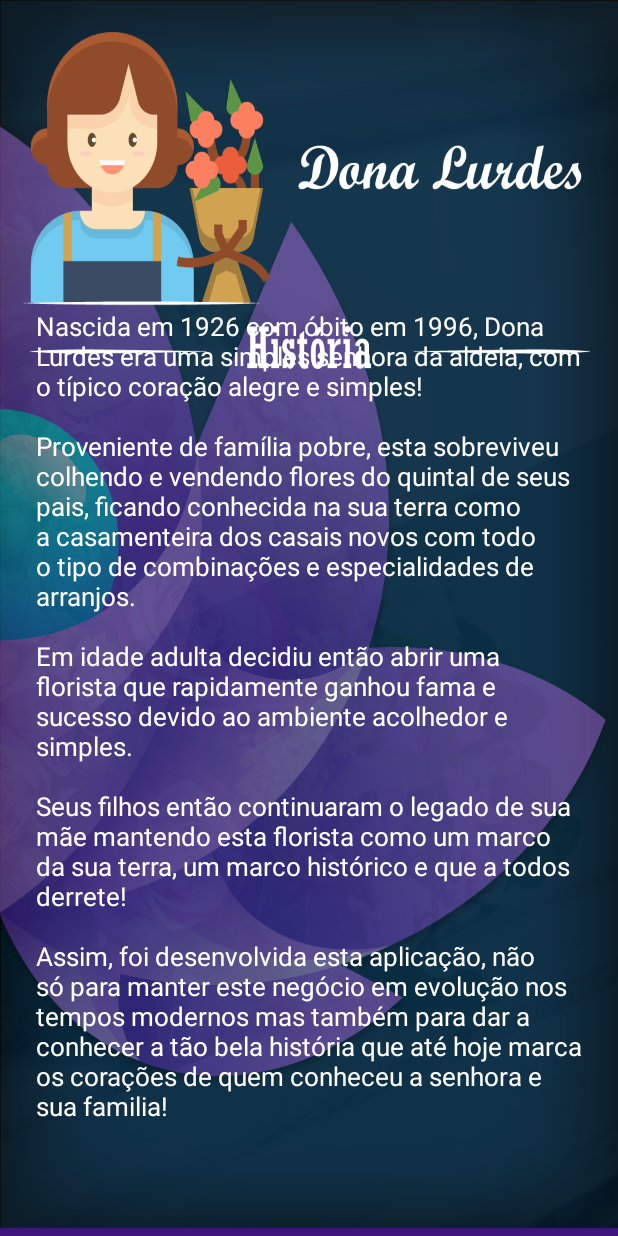
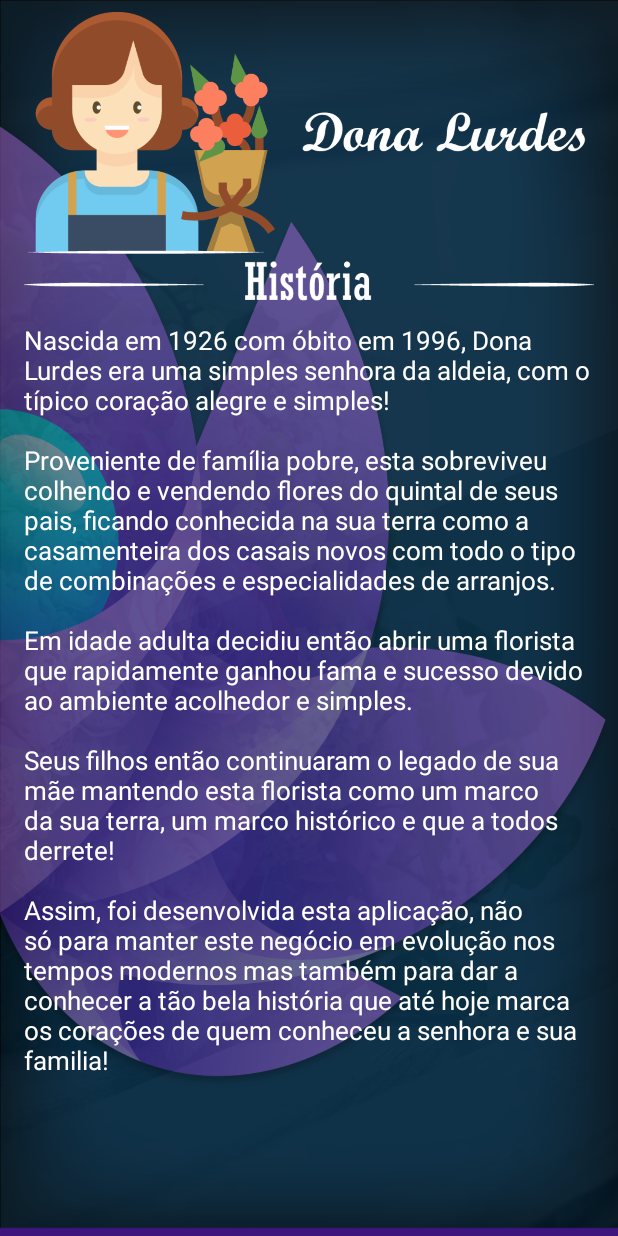
Before and after one commit to Pauloamm/Projeto-CM-a17011-a17012-a17014-master, an Android app: the HistoryActivity screen opened directly, with no data from a screen before it, on a phone screen of 412 x 824 dp. Run offline under Robolectric (Android 15) with nearby library versions, the phone set to English and light mode, and no system bars.

Commit message:
Florista History Fixed

```diff
--- a/Florista-v2.0/app/src/main/java/com/example/floristav100/AccountSettingsAndInfo/AccountSettingsActivity.kt
+++ b/Florista-v2.0/app/src/main/java/com/example/floristav100/AccountSettingsAndInfo/AccountSettingsActivity.kt
@@ -16,19 +16,21 @@ import kotlinx.android.synthetic.main.activity_main_menu.*
 class AccountSettingsActivity : AppCompatActivity() {
 
     private lateinit var ref: FirebaseAuth
+
     private lateinit var  refForDelete : DatabaseReference
 
     override fun onCreate(savedInstanceState: Bundle?) {
         super.onCreate(savedInstanceState)
         setContentView(R.layout.activity_account_settings)
+        supportActionBar!!.hide()
 
         ref = FirebaseAuth.getInstance()
 
         refForDelete = FirebaseDatabase.getInstance().getReference(UserIdFirebase.UID!!)
 
 
-        usernameTextView.text = ref.currentUser!!.displayName
-        emailTextView.text = ref.currentUser!!.email
+        usernameTextViewSettings.text = ref.currentUser!!.displayName
+        emailTextViewSettings.text = ref.currentUser!!.email
 
 
         NewEmailButtonView.setOnClickListener {
--- a/Florista-v2.0/app/src/main/res/layout/activity_history.xml
+++ b/Florista-v2.0/app/src/main/res/layout/activity_history.xml
@@ -4,18 +4,45 @@
     xmlns:tools="http://schemas.android.com/tools"
     android:layout_width="match_parent"
     android:layout_height="match_parent"
-    android:background="@drawable/history_background"
-    android:orientation="vertical"
-    >
+    android:background="@drawable/default_background"
+    android:orientation="vertical">
+
+
+    <ImageView
+        android:id="@+id/imageView"
+        android:layout_width="0dp"
+        android:layout_height="161dp"
+
+        android:layout_gravity="center"
+        android:layout_marginStart="16dp"
+        android:layout_marginTop="8dp"
+        android:layout_marginEnd="16dp"
+        android:src="@drawable/dona_lurdes_historia_image"
+        app:layout_constraintEnd_toEndOf="parent"
+        app:layout_constraintStart_toStartOf="parent"
+        app:layout_constraintTop_toTopOf="parent" />
+
+    <ImageView
+        android:id="@+id/imageView2"
+        android:layout_width="0dp"
+        android:layout_height="39dp"
+
+        android:layout_gravity="center"
+        android:layout_marginStart="16dp"
+        android:layout_marginEnd="16dp"
+        android:src="@drawable/historia_historia_image"
+        app:layout_constraintEnd_toEndOf="parent"
+        app:layout_constraintStart_toStartOf="parent"
+        app:layout_constraintTop_toBottomOf="@+id/imageView" />
 
     <TextView
         android:id="@+id/historyTextView"
         android:layout_width="0dp"
         android:layout_height="0dp"
-        android:layout_marginStart="24dp"
-        android:layout_marginTop="205dp"
-        android:layout_marginEnd="24dp"
-        android:layout_marginBottom="20dp"
+        android:layout_marginStart="16dp"
+        android:layout_marginTop="6dp"
+        android:layout_marginEnd="16dp"
+        android:layout_marginBottom="24dp"
         android:scrollbars="vertical"
         android:text="TextView"
         android:textColor="@android:color/white"
@@ -23,6 +50,5 @@
         app:layout_constraintBottom_toBottomOf="parent"
         app:layout_constraintEnd_toEndOf="parent"
         app:layout_constraintStart_toStartOf="parent"
-        app:layout_constraintTop_toTopOf="parent"
-        app:layout_constraintVertical_bias="0.9" />
+        app:layout_constraintTop_toBottomOf="@+id/imageView2" />
 </androidx.constraintlayout.widget.ConstraintLayout>
```
Also changed, not shown: Florista-v2.0/app/src/main/java/com/example/floristav100/Menus/MainMenuActivity.kt (+7 -7 lines), Florista-v2.0/app/src/main/res/layout/activity_account_settings.xml (+22 -3 lines), Florista-v2.0/app/src/main/res/drawable/dona_lurdes_historia_image.png (added), Florista-v2.0/app/src/main/res/drawable/historia_historia_image.png (added).
